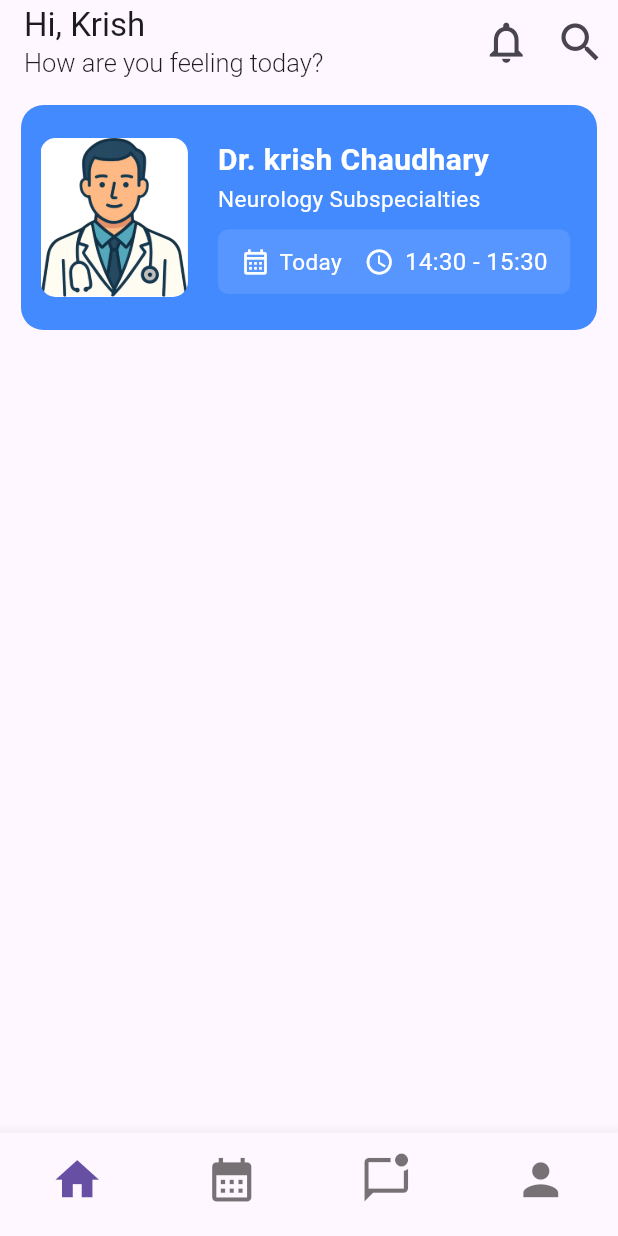
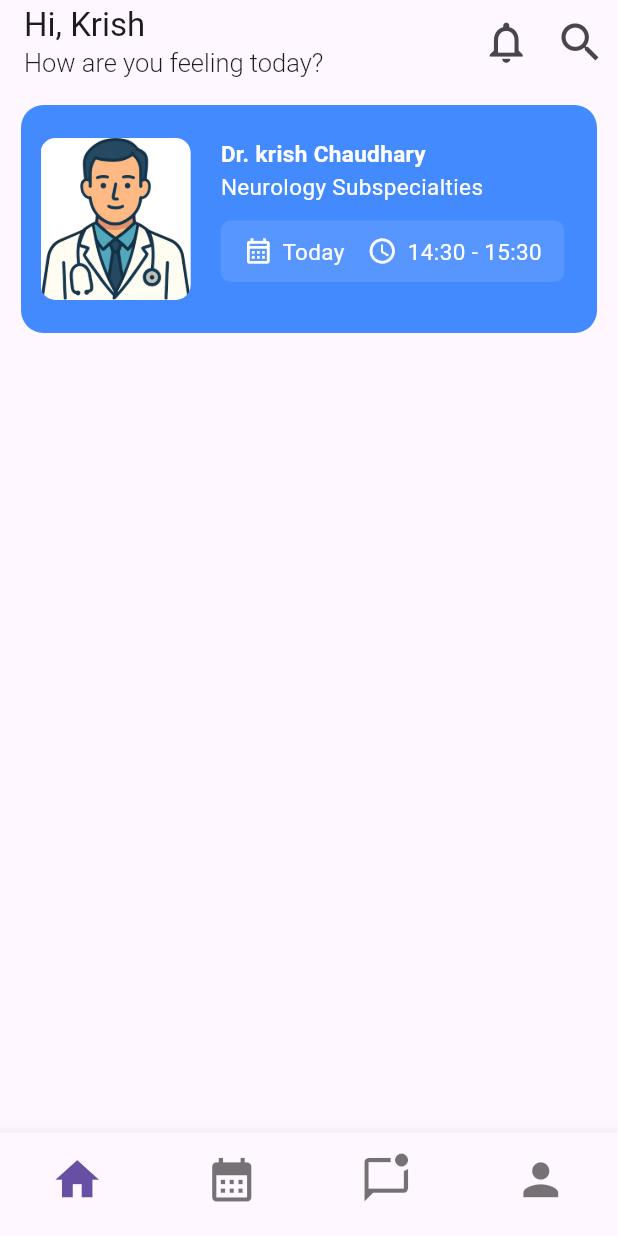
Before and after one commit to krisxq/doctor_connect-, a Flutter app: the screen it shows after launch, on a phone screen of 412 x 824 dp. Run offline on Flutter 3.47's test engine with Material 3 defaults, Android fonts, the light colour scheme and no system bars.

Commit message:
Modify height and font sizes in upcoming_card.dart
Adjusted height and font sizes for better layout.

```diff
--- a/lib/pages/upcoming_card.dart
+++ b/lib/pages/upcoming_card.dart
@@ -7,7 +7,7 @@ class UpcomingCard extends StatelessWidget {
   Widget build(BuildContext context) {
     return Container(
       width: double.infinity,
-      height: 150,
+      height: 152,
       padding: EdgeInsets.symmetric(vertical: 22, horizontal: 13),
       decoration: BoxDecoration(
         color: Colors.blueAccent,
@@ -33,7 +33,7 @@ class UpcomingCard extends StatelessWidget {
                 child: Text(
                   "Dr. krish Chaudhary",
                   style: TextStyle(
-                    fontSize: 20,
+                    fontSize: 15,
                     fontWeight: FontWeight.bold,
                     color: Colors.white
                   ),
@@ -46,7 +46,7 @@ class UpcomingCard extends StatelessWidget {
                   fontSize: 15
                 ),
               ),
-              SizedBox(height: 10,),
+              SizedBox(height: 12,),
               Container(
                 padding: EdgeInsets.symmetric(vertical: 10, horizontal: 15),
                 decoration: BoxDecoration(
@@ -72,7 +72,7 @@ class UpcomingCard extends StatelessWidget {
                     ),
                     Text(
                       "14:30 - 15:30", style: TextStyle(
-                      fontSize: 16,
+                      fontSize: 15,
                       color: Colors.white
                     ),
                     ),
```
